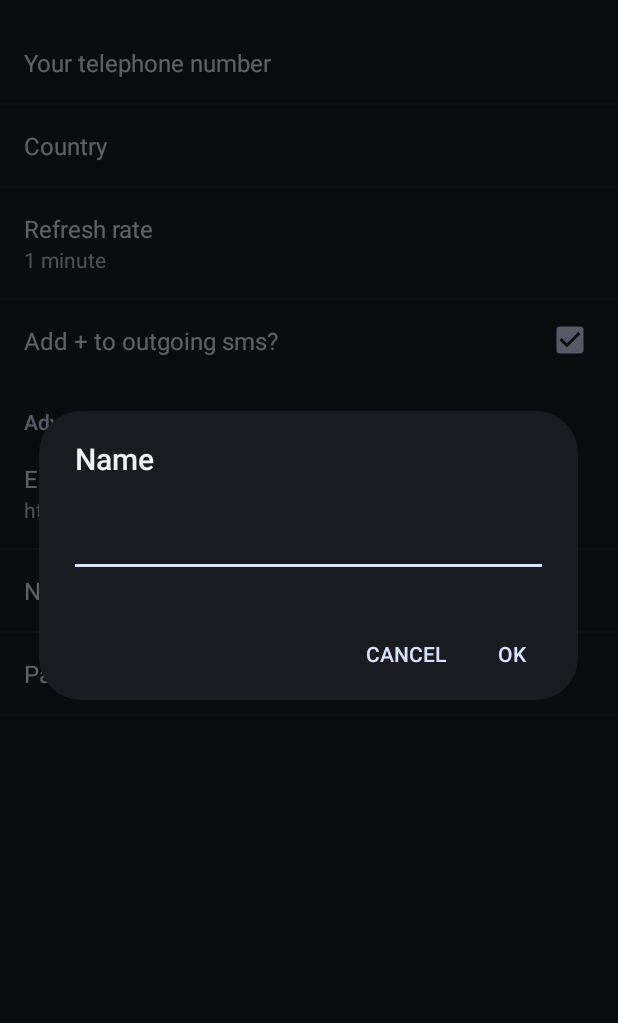
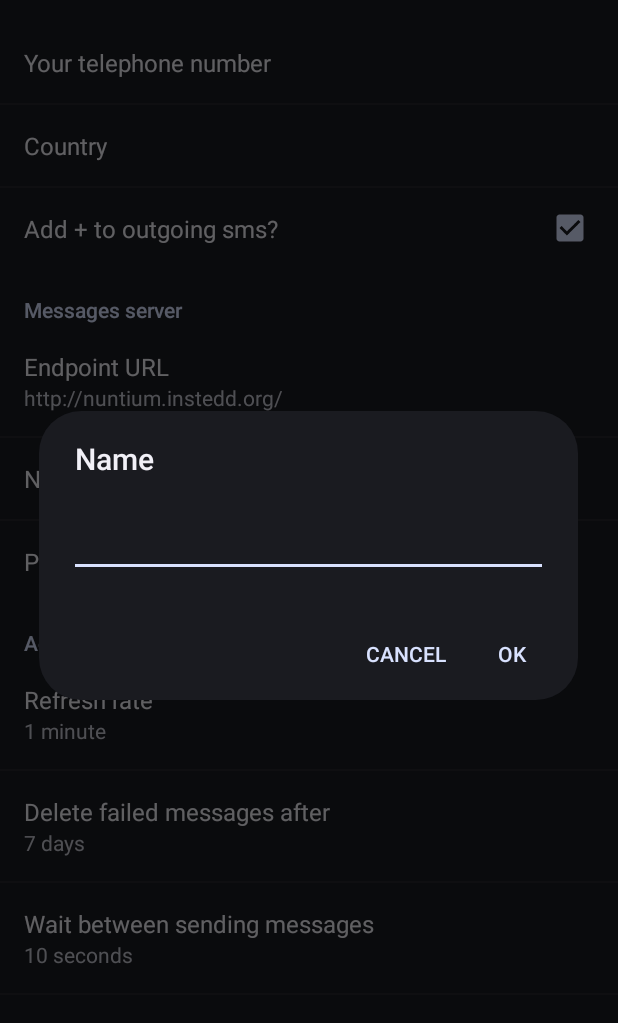
Before and after one commit to instedd/mobile-gateway, an Android app: the LGWPreferenceActivity screen opened directly, with no data from a screen before it, after a tap on "Name", on a phone screen of 412 x 824 dp, the part 62-1085 px from its top. Run offline under Robolectric (Android 15) with nearby library versions, the phone set to English and light mode, and no system bars; network calls fail; 8 statements that could not run were skipped.

Commit message:
Settings for max message age and wait between messages
Store in settings object and add UI controls

```diff
--- a/app/src/main/java/org/instedd/geochat/lgw/LGWPreferenceActivity.java
+++ b/app/src/main/java/org/instedd/geochat/lgw/LGWPreferenceActivity.java
@@ -81,6 +81,8 @@ public class LGWPreferenceActivity extends PreferenceActivity implements
 
 	private void updatePreferenceSummaries() {
 		updateRefreshRateSummary();
+		updatetMaxMessageAgeSummary();
+		updateWaitBetweenMessagesSummary();
 		updateEndpointUrlSummary();
 		updateNameSummary();
 		// The password is not shown in summary
@@ -95,6 +97,8 @@ public class LGWPreferenceActivity extends PreferenceActivity implements
 		setPasswordPopUpValue();
 		setCountryCodePopUpValue();
 		setTelephoneNumberPopUpValue();
+		setMaxMessageAgeValue();
+		setWaitBetweenMessagesValue();
 		addPlusToOutgoingPreference().setDefaultValue(true);
 		addPlusToOutgoingPreference().setChecked(settings.storedAddPlusToOutgoing());
 	}
@@ -120,8 +124,26 @@ public class LGWPreferenceActivity extends PreferenceActivity implements
 				refreshRatePreference());
 	}
 
+	private void updatetMaxMessageAgeSummary() {
+		updateListPreferenceSummary(String.valueOf(settings.storedMaxMessageAgeInDays()),
+				maxMessageAgePreference());
+	}
+
+	private void updateWaitBetweenMessagesSummary() {
+		updateListPreferenceSummary(String.valueOf(settings.storedWaitBetweenMessagesInSeconds()),
+				waitBetweenMessagesPreference());
+	}
+
 	private void setTelephoneNumberPopUpValue() {
 		telephoneNumberPreference().setText(storedTelephoneNumber());
+	}
+
+	private void setMaxMessageAgeValue() {
+		maxMessageAgePreference().setValue(String.valueOf(settings.storedMaxMessageAgeInDays()));
+	}
+
+	private void setWaitBetweenMessagesValue() {
+		waitBetweenMessagesPreference().setValue(String.valueOf(settings.storedWaitBetweenMessagesInSeconds()));
 	}
 
 	private void setEndpointUrlPopUpValue() {
@@ -166,6 +188,14 @@ public class LGWPreferenceActivity extends PreferenceActivity implements
 
 	private ListPreference refreshRatePreference() {
 		return (ListPreference) findPreference(Settings.REFRESH_RATE);
+	}
+
+	private ListPreference maxMessageAgePreference() {
+		return (ListPreference) findPreference(Settings.MAX_MESSAGE_AGE_IN_DAYS);
+	}
+
+	private ListPreference waitBetweenMessagesPreference() {
+		return (ListPreference) findPreference(Settings.WAIT_BETWEEN_MESSAGES_IN_SECONDS);
 	}
 
 	private ListPreference countryPreference() {
--- a/app/src/main/java/org/instedd/geochat/lgw/Settings.java
+++ b/app/src/main/java/org/instedd/geochat/lgw/Settings.java
@@ -24,6 +24,8 @@ public class Settings implements ISettings {
 	public final static String NUMBER = "telephoneNumber";
 	public final static String LAST_RECEIVED_MESSAGE_ID = "lastSentMessageId";
 	public final static String ADD_PLUS_TO_OUTGOING = "addPlusToOutgoing";
+	public final static String MAX_MESSAGE_AGE_IN_DAYS = "maxMessageAge";
+	public final static String WAIT_BETWEEN_MESSAGES_IN_SECONDS = "waitBetweenMessages";
 
 	private final Context context;
 	private NuntiumClient nuntiumClient;
@@ -71,6 +73,10 @@ public class Settings implements ISettings {
 	public String storedCountryCode() {
 		return openRead().getString(COUNTRY_CODE, null);
 	}
+
+	public int storedMaxMessageAgeInDays() { return Integer.parseInt(openRead().getString(MAX_MESSAGE_AGE_IN_DAYS, "7")); }
+
+	public int storedWaitBetweenMessagesInSeconds() { return Integer.parseInt(openRead().getString(WAIT_BETWEEN_MESSAGES_IN_SECONDS, "10")); }
 
 	public void saveLastReceivedMessageId(String id) {
 		Editor editor = openWrite();
--- a/app/src/main/res/layout/settings.xml
+++ b/app/src/main/res/layout/settings.xml
@@ -18,13 +18,6 @@
 		android:id="@+id/country"
 		android:dialogTitle="@string/country"
 		/>
-	<ListPreference
-		android:title="@string/refresh_rate"
-		android:key="refreshRate"
-		android:id="@+id/refreshRate"
-		android:entries="@array/refresh_rate_entries"
-		android:entryValues="@array/refresh_rate_entry_values"
-		/>
 	<CheckBoxPreference
 		android:title="@string/add_plus_to_outgoing"
 		android:key="addPlusToOutgoing"
@@ -32,9 +25,8 @@
 		/>
 
 	<PreferenceCategory
-		android:title="@string/advanced"
+		android:title="@string/msg_server_settings"
 		>
-
 		<EditTextPreference
 			android:title="@string/endpoint_url"
 			android:key="endpointUrl"
@@ -55,5 +47,31 @@
 			android:password="true"
 			/>
 
-		</PreferenceCategory>
+	</PreferenceCategory>
+
+	<PreferenceCategory
+		android:title="@string/advanced"
+		>
+		<ListPreference
+			android:title="@string/refresh_rate"
+			android:key="refreshRate"
+			android:id="@+id/refreshRate"
+			android:entries="@array/refresh_rate_entries"
+			android:entryValues="@array/refresh_rate_entry_values"
+			/>
+		<ListPreference
+			android:title="@string/max_message_age"
+			android:key="maxMessageAge"
+			android:id="@+id/maxMessageAge"
+			android:entries="@array/max_message_age_entries"
+			android:entryValues="@array/max_message_age_entry_values"
+			/>
+		<ListPreference
+			android:title="@string/wait_between_messages"
+			android:key="waitBetweenMessages"
+			android:id="@+id/waitBetweenMessages"
+			android:entries="@array/wait_between_messages_entries"
+			android:entryValues="@array/wait_between_messages_entry_values"
+			/>
+	</PreferenceCategory>
 </PreferenceScreen>
--- a/app/src/main/res/values/strings.xml
+++ b/app/src/main/res/values/strings.xml
@@ -66,6 +66,42 @@
 		<item>30</item>
 		<item>60</item>
 	</string-array>
+	<string-array name="max_message_age_entries">
+		<item>1 day</item>
+		<item>3 days</item>
+		<item>5 days</item>
+		<item>7 days</item>
+		<item>15 days</item>
+		<item>30 days</item>
+		<item>60 days</item>
+	</string-array>
+	<string-array name="max_message_age_entry_values">
+		<item>1</item>
+		<item>3</item>
+		<item>5</item>
+		<item>7</item>
+		<item>15</item>
+		<item>30</item>
+		<item>60</item>
+	</string-array>
+	<string-array name="wait_between_messages_entries">
+		<item>10 seconds</item>
+		<item>15 seconds</item>
+		<item>20 seconds</item>
+		<item>30 seconds</item>
+		<item>45 seconds</item>
+		<item>1 minute</item>
+		<item>2 minutes</item>
+	</string-array>
+	<string-array name="wait_between_messages_entry_values">
+		<item>10</item>
+		<item>15</item>
+		<item>20</item>
+		<item>30</item>
+		<item>45</item>
+		<item>60</item>
+		<item>120</item>
+	</string-array>
 	<string name="advanced">Advanced</string>
 	<string name="next">Next</string>
 	<string name="country">Country</string>
@@ -84,4 +120,7 @@
 	<string name="qst_client_error">Error connecting to messaging server.</string>
 	<string name="confirm_reset_configuration">Are you sure you want to clear the current configuration? You will have to pair the gateway again with an application to continue sending and receiving messages.</string>
 	<string name="deleted_expired_messages">Discarded %1$s expired outgoing message(s) older than %2$s days</string>
+	<string name="max_message_age">Delete failed messages after</string>
+	<string name="wait_between_messages">Wait between sending messages</string>
+	<string name="msg_server_settings">Messages server</string>
 </resources>
```
Also changed, not shown: 1 other file.
